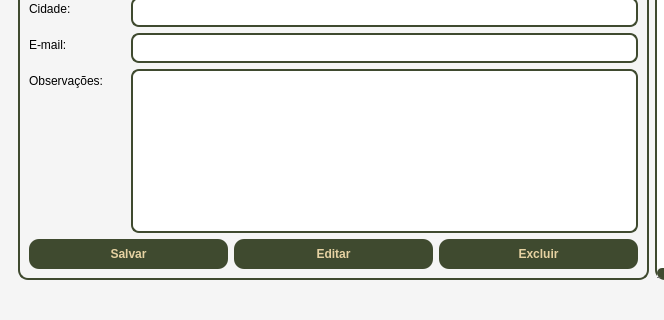
The window that telas/tela_menu.ui (Faeldh/sistema_confeitaria) describes before a commit, drawn with Qt 5; both pictures show x 0 to 664 and y 453 to 773 of the 1303 by 773 pixel window.
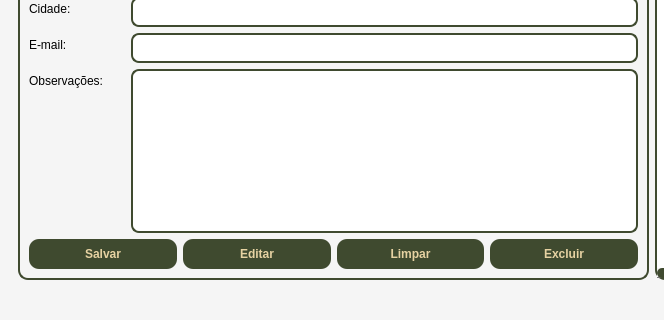
The same window after the commit.

Diff of the .ui file:
```diff
--- a/telas/tela_menu.ui
+++ b/telas/tela_menu.ui
@@ -256,6 +256,13 @@
                </property>
               </widget>
              </item>
+             <item>
+              <widget class="QPushButton" name="btn_limpar">
+               <property name="text">
+                <string>Limpar</string>
+               </property>
+              </widget>
+             </item>
              <item>
               <widget class="QPushButton" name="btn_excluir">
                <property name="text">
```
